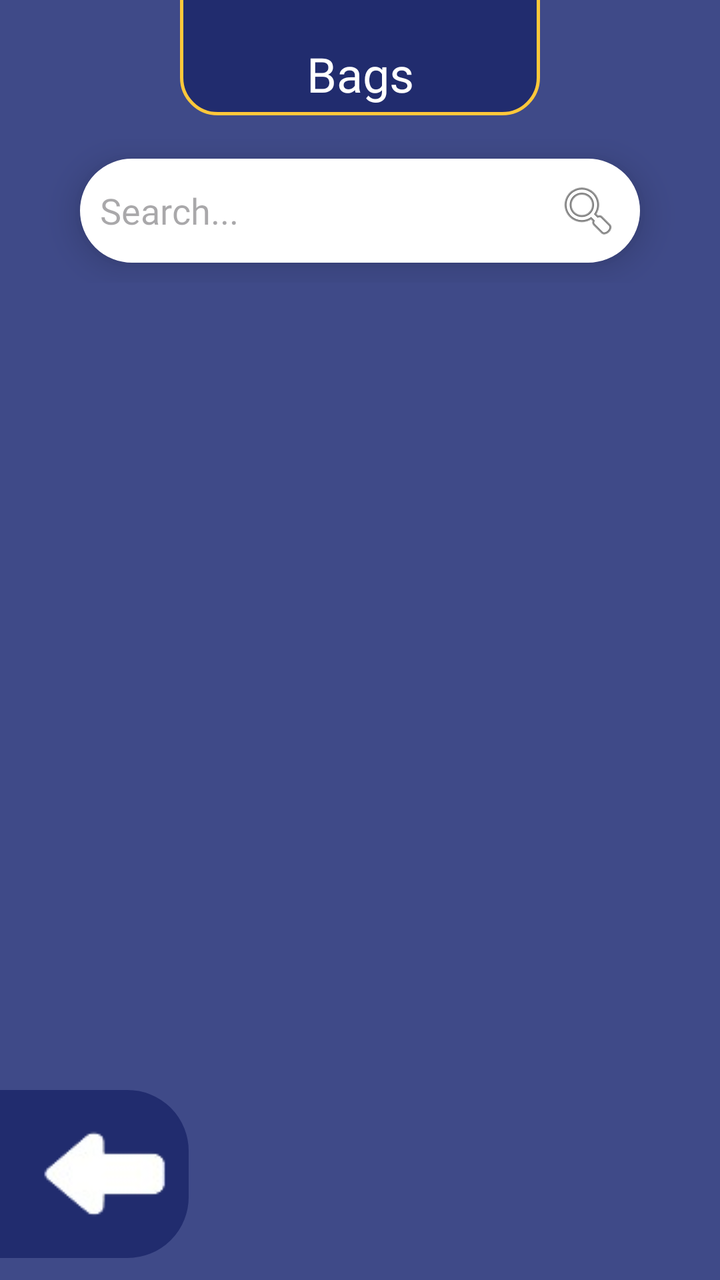
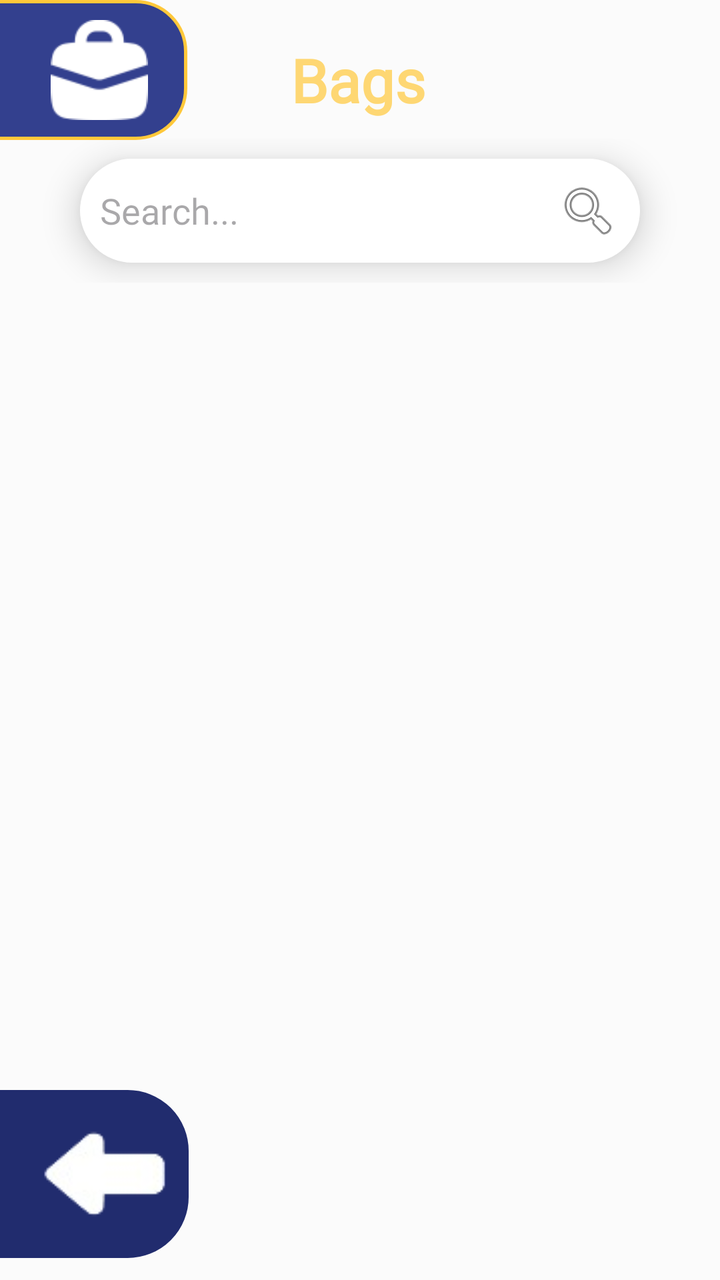

Before-and-after screenshots of an Android layout around one commit, followed by the original layout XML and the change that was made.
<!-- AndroidManifest.xml: application theme Theme.LostAndFound -->
<!-- res/layout/activity_bags.xml -->
<?xml version="1.0" encoding="utf-8"?>
<androidx.constraintlayout.widget.ConstraintLayout xmlns:android="http://schemas.android.com/apk/res/android"
    xmlns:app="http://schemas.android.com/apk/res-auto"
    xmlns:tools="http://schemas.android.com/tools"
    android:id="@+id/main"
    android:background="#3F4A88"
    android:layout_width="match_parent"
    android:layout_height="match_parent"
    android:fitsSystemWindows="false"
    tools:context="activities.lostandfound.student_filters.Electronics">


    <TextView
        android:id="@+id/TV_EmptyState"
        android:layout_width="wrap_content"
        android:layout_height="wrap_content"
        android:fontFamily="@font/konkhmer"
        android:text="There are currently no lost items post"
        android:textColor="@color/white"
        android:visibility="gone"
        android:textSize="16sp"
        app:layout_constraintBottom_toBottomOf="parent"
        app:layout_constraintEnd_toEndOf="parent"
        app:layout_constraintHorizontal_bias="0.495"
        app:layout_constraintStart_toStartOf="parent"
        app:layout_constraintTop_toTopOf="parent"
        app:layout_constraintVertical_bias="0.499" />

    <androidx.recyclerview.widget.RecyclerView
        android:id="@+id/RV_LatestPosts"
        android:layout_width="match_parent"
        android:layout_height="match_parent"
        android:layout_marginStart="20dp"
        android:layout_marginTop="185dp"
        android:layout_marginEnd="20dp"
        app:layout_constraintBottom_toBottomOf="parent"
        app:layout_constraintEnd_toEndOf="parent"
        app:layout_constraintHorizontal_bias="0.0"
        app:layout_constraintStart_toStartOf="parent"
        app:layout_constraintTop_toTopOf="parent"
        app:layout_constraintVertical_bias="0.0"
        tools:listitem="@layout/lost_item_" />


    <TextView
        android:id="@+id/textView15"
        android:layout_width="match_parent"
        android:layout_height="wrap_content"
        android:layout_marginStart="90dp"
        android:layout_marginTop="-30dp"
        android:layout_marginEnd="90dp"
        android:layout_marginBottom="12dp"
        android:background="@drawable/border"
        android:fontFamily="@font/konkhmer"
        android:gravity="center"
        android:paddingTop="50dp"
        android:text="Bags"
        android:textColor="@color/white"
        android:textSize="24sp"
        app:layout_constraintBottom_toTopOf="@+id/linearLayout"
        app:layout_constraintEnd_toEndOf="parent"
        app:layout_constraintHorizontal_bias="0.0"
        app:layout_constraintStart_toStartOf="parent"
        app:layout_constraintTop_toTopOf="parent"
        app:layout_constraintVertical_bias="0.466" />

    <LinearLayout
        android:id="@+id/linearLayout"
        android:layout_width="match_parent"
        android:layout_height="wrap_content"
        android:orientation="vertical"
        app:layout_constraintBottom_toBottomOf="parent"
        app:layout_constraintEnd_toEndOf="parent"
        app:layout_constraintHorizontal_bias="0.0"
        app:layout_constraintStart_toStartOf="parent"
        app:layout_constraintTop_toTopOf="parent"
        app:layout_constraintVertical_bias="0.122">

        <EditText
            android:id="@+id/ET_SearchElectronic"
            android:layout_width="match_parent"
            android:layout_height="wrap_content"
            android:layout_marginStart="40dp"
            android:layout_marginTop="10dp"
            android:layout_marginEnd="40dp"
            android:layout_marginBottom="10dp"
            android:background="@drawable/rounded_border"
            android:drawableRight="@android:drawable/ic_menu_search"
            android:elevation="10dp"
            android:fontFamily="@font/konkhmer"
            android:hint="Search..."
            android:inputType="text"
            android:textSize="18sp" />
    </LinearLayout>

    <LinearLayout
        android:id="@+id/linearLayout2"
        android:layout_width="match_parent"
        android:layout_height="wrap_content"
        android:orientation="horizontal"
        app:layout_constraintBottom_toBottomOf="parent"
        app:layout_constraintEnd_toEndOf="parent"
        app:layout_constraintHorizontal_bias="0.0"
        app:layout_constraintStart_toStartOf="parent"
        app:layout_constraintTop_toTopOf="parent"
        app:layout_constraintVertical_bias="0.98">


        <ImageView
            android:id="@+id/IV_returnBtn"
            android:layout_width="wrap_content"
            android:layout_height="wrap_content"
            android:layout_marginStart="-30dp"
            android:background="@drawable/rounded_border"
            android:backgroundTint="#212C6E"
            android:paddingStart="50dp"
            android:src="@drawable/back_icon" />


    </LinearLayout>


</androidx.constraintlayout.widget.ConstraintLayout>
<!-- res/layout/lost_item_.xml (included above) -->
<?xml version="1.0" encoding="utf-8"?>
<androidx.cardview.widget.CardView xmlns:android="http://schemas.android.com/apk/res/android"
    android:layout_width="match_parent"
    android:layout_height="120dp"
    xmlns:app="http://schemas.android.com/apk/res-auto"
    app:cardElevation="8dp"
    app:cardCornerRadius="8dp"
    android:layout_margin="10dp">
    
    <LinearLayout
        android:layout_width="match_parent"
        android:layout_height="wrap_content"
        android:layout_marginVertical="6dp"
        android:orientation="horizontal">

        <androidx.cardview.widget.CardView
            android:layout_width="wrap_content"
            android:layout_height="match_parent"
            android:layout_marginEnd="10dp"
            android:layout_marginStart="10dp">

            <ImageView
                android:id="@+id/IV_photoicon"
                android:layout_width="128dp"
                android:layout_height="match_parent"
                android:src="@drawable/photo_placeholder"/>


        </androidx.cardview.widget.CardView>

        <RelativeLayout
            android:layout_width="wrap_content"
            android:layout_height="wrap_content">

            <TextView
                android:id="@+id/TV_Status"
                android:layout_width="wrap_content"
                android:layout_height="wrap_content"
                android:layout_alignParentEnd="true"
                android:layout_marginTop="75dp"
                android:layout_marginEnd="10dp"
                android:background="@drawable/found_border"
                android:fontFamily="@font/konkhmer"
                android:paddingStart="15dp"
                android:paddingEnd="15dp"
                android:text="Found"
                android:textColor="#51af51"
                android:textSize="16sp" />

            <LinearLayout
                android:layout_width="wrap_content"
                android:layout_height="wrap_content"
                android:layout_gravity="center_vertical"
                android:orientation="vertical">

                <TextView
                    android:includeFontPadding="false"
                    android:id="@+id/TV_Itemname"
                    android:layout_width="wrap_content"
                    android:layout_height="wrap_content"
                    android:fontFamily="@font/konkhmer"
                    android:text="Item Name"
                    android:textColor="@color/text_color"
                    android:textSize="23sp" />

                <TextView
                    android:id="@+id/TV_Place"
                    android:layout_width="wrap_content"
                    android:layout_height="wrap_content"
                    android:layout_marginTop="-15dp"
                    android:drawableLeft="@drawable/location_icon"
                    android:fontFamily="@font/konkhmer"
                    android:text="Place"
                    android:textColor="#D4D4D4"
                    android:textSize="15sp" />

                <TextView
                    android:id="@+id/TV_Date"
                    android:layout_width="wrap_content"
                    android:layout_height="wrap_content"
                    android:layout_marginTop="-11dp"
                    android:drawableLeft="@drawable/date_icon"
                    android:fontFamily="@font/konkhmer"
                    android:text="Date"
                    android:textColor="#D4D4D4"
                    android:textSize="15sp" />

            </LinearLayout>


        </RelativeLayout>

    </LinearLayout>

</androidx.cardview.widget.CardView>
<!-- resources referenced by this layout -->
<resources>
  <color name="text_color">#1C254E</color>
  <color name="white">#FFFFFFFF</color>
  <!-- drawable border (drawable) -->
  <?xml version="1.0" encoding="utf-8"?>
  <shape xmlns:android="http://schemas.android.com/apk/res/android"
      android:shape="rectangle">
      <solid android:color="#212C6E"/>
      <corners android:radius="18dp"/>
      <stroke android:width="1.5dp" android:color="@color/yellow"/>
      <padding android:top="5dp" android:bottom="5dp" android:left="5dp" android:right="5dp"/>
  </shape>
  <!-- drawable date_icon (drawable) -->
  <vector xmlns:android="http://schemas.android.com/apk/res/android" android:height="24dp" android:tint="#D4D4D4" android:viewportHeight="24" android:viewportWidth="24" android:width="24dp">
        
      <path android:fillColor="#D4D4D4" android:pathData="M9,11L7,11v2h2v-2zM13,11h-2v2h2v-2zM17,11h-2v2h2v-2zM19,4h-1L18,2h-2v2L8,4L8,2L6,2v2L5,4c-1.11,0 -1.99,0.9 -1.99,2L3,20c0,1.1 0.89,2 2,2h14c1.1,0 2,-0.9 2,-2L21,6c0,-1.1 -0.9,-2 -2,-2zM19,20L5,20L5,9h14v11z"/>
      
  </vector>
  <!-- drawable found_border (drawable) -->
  <?xml version="1.0" encoding="utf-8"?>
  <shape xmlns:android="http://schemas.android.com/apk/res/android"
      android:shape="rectangle">
      <solid android:color="#82ED82"/>
      <corners android:radius="8dp"/>
  </shape>
  <!-- drawable location_icon (drawable) -->
  <vector xmlns:android="http://schemas.android.com/apk/res/android"
      android:height="24dp"
      android:tint="#D4D4D4" android:viewportHeight="960" android:viewportWidth="960" android:width="24dp">
        
      <path android:fillColor="#D4D4D4"
          android:pathData="M480,480Q513,480 536.5,456.5Q560,433 560,400Q560,367 536.5,343.5Q513,320 480,320Q447,320 423.5,343.5Q400,367 400,400Q400,433 423.5,456.5Q447,480 480,480ZM480,774Q602,662 661,570.5Q720,479 720,408Q720,299 650.5,229.5Q581,160 480,160Q379,160 309.5,229.5Q240,299 240,408Q240,479 299,570.5Q358,662 480,774ZM480,880Q319,743 239.5,625.5Q160,508 160,408Q160,258 256.5,169Q353,80 480,80Q607,80 703.5,169Q800,258 800,408Q800,508 720.5,625.5Q641,743 480,880ZM480,400Q480,400 480,400Q480,400 480,400Q480,400 480,400Q480,400 480,400Q480,400 480,400Q480,400 480,400Q480,400 480,400Q480,400 480,400Z"/>
      
  </vector>
  <!-- drawable rounded_border (drawable) -->
  <?xml version="1.0" encoding="utf-8"?>
  <shape xmlns:android="http://schemas.android.com/apk/res/android"
      android:shape="rectangle">
      <solid android:color="#ffffff"/>
      <corners android:radius="30dp"/>
      <stroke android:width="1dp" android:color="@color/white"/>
      <padding android:top="10dp" android:bottom="10dp" android:left="10dp" android:right="10dp"/>
  </shape>
  <style name="Theme.LostAndFound" parent="Base.Theme.LostAndFound" />
  <color name="yellow">#FFC83A</color>
  <style name="Base.Theme.LostAndFound" parent="Theme.Material3.DayNight.NoActionBar">
          
          
              <item name="drawerArrowStyle">@style/DrawerIcon</item>
      </style>
  <style name="DrawerIcon" parent="Widget.AppCompat.DrawerArrowToggle">
          <item name="color">@color/white</item>
      </style>
  <!-- unchanged entries left out for length: 2 -->
</resources>

<!-- the commit's change to res/layout/activity_bags.xml (unified diff, before → after) -->
@@ -3,7 +3,7 @@
     xmlns:app="http://schemas.android.com/apk/res-auto"
     xmlns:tools="http://schemas.android.com/tools"
     android:id="@+id/main"
-    android:background="#3F4A88"
+    android:background="#FBFBFB"
     android:layout_width="match_parent"
     android:layout_height="match_parent"
     android:fitsSystemWindows="false"
@@ -44,25 +44,20 @@
 
     <TextView
         android:id="@+id/textView15"
-        android:layout_width="match_parent"
-        android:layout_height="wrap_content"
-        android:layout_marginStart="90dp"
-        android:layout_marginTop="-30dp"
-        android:layout_marginEnd="90dp"
-        android:layout_marginBottom="12dp"
-        android:background="@drawable/border"
+        android:layout_width="wrap_content"
+        android:layout_height="wrap_content"
         android:fontFamily="@font/konkhmer"
         android:gravity="center"
-        android:paddingTop="50dp"
         android:text="Bags"
-        android:textColor="@color/white"
-        android:textSize="24sp"
+        android:textColor="#FED773"
+        android:textSize="30sp"
+        android:textStyle="bold"
         app:layout_constraintBottom_toTopOf="@+id/linearLayout"
         app:layout_constraintEnd_toEndOf="parent"
-        app:layout_constraintHorizontal_bias="0.0"
-        app:layout_constraintStart_toStartOf="parent"
-        app:layout_constraintTop_toTopOf="parent"
-        app:layout_constraintVertical_bias="0.466" />
+        app:layout_constraintHorizontal_bias="0.497"
+        app:layout_constraintStart_toStartOf="parent"
+        app:layout_constraintTop_toTopOf="parent"
+        app:layout_constraintVertical_bias="0.675" />
 
     <LinearLayout
         android:id="@+id/linearLayout"
@@ -119,6 +114,21 @@
 
     </LinearLayout>
 
+    <ImageView
+        android:id="@+id/imageView2"
+        android:layout_width="130dp"
+        android:layout_height="70dp"
+        android:layout_marginStart="-37dp"
+        android:background="@drawable/border"
+        android:paddingStart="47dp"
+        app:layout_constraintBottom_toTopOf="@+id/linearLayout"
+        app:layout_constraintEnd_toStartOf="@+id/textView15"
+        app:layout_constraintHorizontal_bias="0.0"
+        app:layout_constraintStart_toStartOf="parent"
+        app:layout_constraintTop_toTopOf="parent"
+        app:layout_constraintVertical_bias="0.551"
+        app:srcCompat="@drawable/bags_icon_filter" />
+
 
 </androidx.constraintlayout.widget.ConstraintLayout>
 <!-- res/layout/lost_item_.xml (included above) -->
<!-- resource entries referenced after the edit -->
@@ -2,14 +2,15 @@
 <resources>
   <color name="text_color">#1C254E</color>
   <color name="white">#FFFFFFFF</color>
+  <!-- drawable bags_icon_filter: png bitmap (drawable, 1702 bytes) -->
   <!-- drawable border (drawable) -->
   <?xml version="1.0" encoding="utf-8"?>
   <shape xmlns:android="http://schemas.android.com/apk/res/android"
       android:shape="rectangle">
-      <solid android:color="#212C6E"/>
-      <corners android:radius="18dp"/>
+      <solid android:color="#33408E"/>
+      <corners android:radius="25dp"/>
       <stroke android:width="1.5dp" android:color="@color/yellow"/>
-      <padding android:top="5dp" android:bottom="5dp" android:left="5dp" android:right="5dp"/>
+      <padding android:top="10dp" android:bottom="10dp" android:left="5dp" android:right="5dp"/>
   </shape>
   <!-- drawable date_icon (drawable) -->
   <vector xmlns:android="http://schemas.android.com/apk/res/android" android:height="24dp" android:tint="#D4D4D4" android:viewportHeight="24" android:viewportWidth="24" android:width="24dp">
